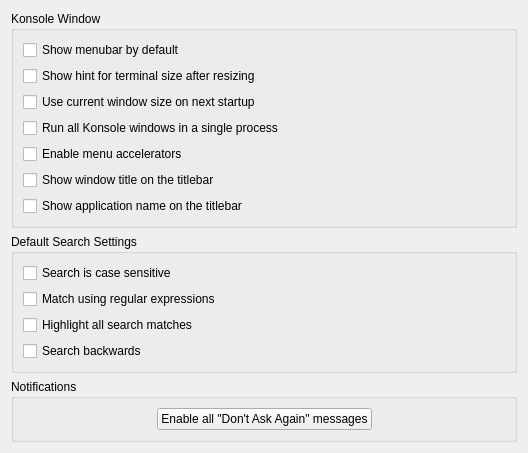
The window that src/settings/GeneralSettings.ui (centic9/konsole-ppa) describes before a commit, drawn with Qt 5.
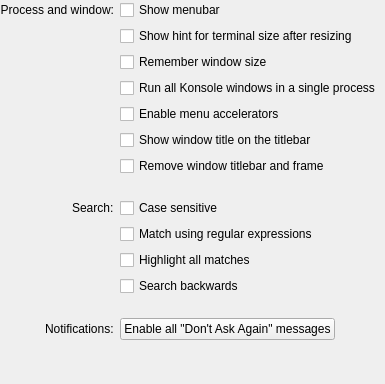
The same window after the commit.

What changed in the file:
```diff
--- a/src/settings/GeneralSettings.ui
+++ b/src/settings/GeneralSettings.ui
@@ -6,8 +6,8 @@
    <rect>
     <x>0</x>
     <y>0</y>
-    <width>528</width>
-    <height>448</height>
+    <width>385</width>
+    <height>384</height>
    </rect>
   </property>
   <property name="sizePolicy">
@@ -16,19 +16,85 @@
     <verstretch>0</verstretch>
    </sizepolicy>
   </property>
-  <layout class="QVBoxLayout" name="verticalLayout_2">
-   <item>
     <layout class="QVBoxLayout" name="verticalLayout">
-     <property name="sizeConstraint">
-      <enum>QLayout::SetNoConstraint</enum>
+   <property name="spacing">
+    <number>0</number>
+   </property>
+   <property name="leftMargin">
+    <number>0</number>
+   </property>
+   <property name="topMargin">
+    <number>0</number>
+   </property>
+   <property name="rightMargin">
+    <number>0</number>
+   </property>
+   <property name="bottomMargin">
+    <number>0</number>
      </property>
      <item>
-      <widget class="QGroupBox" name="groupBox_1">
-       <property name="title">
-        <string>Konsole Window</string>
-       </property>
-       <layout class="QGridLayout" name="gridLayout">
-        <item row="0" column="0">
+    <layout class="QGridLayout">
+     <property name="leftMargin">
+      <number>0</number>
+     </property>
+     <property name="topMargin">
+      <number>0</number>
+     </property>
+     <property name="rightMargin">
+      <number>0</number>
+     </property>
+     <property name="bottomMargin">
+      <number>0</number>
+     </property>
+     <property name="spacing">
+      <number>6</number>
+     </property>
+     <item row="11" column="1">
+      <widget class="QCheckBox" name="kcfg_SearchReverseSearch">
+       <property name="sizePolicy">
+        <sizepolicy hsizetype="Preferred" vsizetype="Fixed">
+         <horstretch>0</horstretch>
+         <verstretch>0</verstretch>
+        </sizepolicy>
+       </property>
+       <property name="toolTip">
+        <string>Sets whether search should start from the bottom</string>
+       </property>
+       <property name="text">
+        <string>Search backwards</string>
+       </property>
+      </widget>
+     </item>
+     <item row="4" column="1">
+      <widget class="QCheckBox" name="kcfg_AllowMenuAccelerators">
+       <property name="sizePolicy">
+        <sizepolicy hsizetype="Preferred" vsizetype="Fixed">
+         <horstretch>0</horstretch>
+         <verstretch>0</verstretch>
+        </sizepolicy>
+       </property>
+       <property name="text">
+        <string>Enable menu accelerators</string>
+       </property>
+      </widget>
+     </item>
+     <item row="8" column="1">
+      <widget class="QCheckBox" name="kcfg_SearchCaseSensitive">
+       <property name="sizePolicy">
+        <sizepolicy hsizetype="Preferred" vsizetype="Fixed">
+         <horstretch>0</horstretch>
+         <verstretch>0</verstretch>
+        </sizepolicy>
+       </property>
+       <property name="toolTip">
+        <string>Sets whether the search is case sensitive</string>
+       </property>
+       <property name="text">
+        <string>Case sensitive</string>
+       </property>
+      </widget>
+     </item>
+     <item row="0" column="1">
          <widget class="QCheckBox" name="kcfg_ShowMenuBarByDefault">
           <property name="sizePolicy">
            <sizepolicy hsizetype="Preferred" vsizetype="Fixed">
@@ -37,24 +103,11 @@
            </sizepolicy>
           </property>
           <property name="text">
-           <string>Show menubar by default</string>
+        <string>Show menubar</string>
           </property>
          </widget>
         </item>
-        <item row="1" column="0">
-         <widget class="QCheckBox" name="kcfg_ShowTerminalSizeHint">
-          <property name="sizePolicy">
-           <sizepolicy hsizetype="Preferred" vsizetype="Fixed">
-            <horstretch>0</horstretch>
-            <verstretch>0</verstretch>
-           </sizepolicy>
-          </property>
-          <property name="text">
-           <string>Show hint for terminal size after resizing</string>
-          </property>
-         </widget>
-        </item>
-        <item row="2" column="0">
+     <item row="2" column="1">
          <widget class="QCheckBox" name="kcfg_SaveGeometryOnExit">
           <property name="sizePolicy">
            <sizepolicy hsizetype="Preferred" vsizetype="Fixed">
@@ -66,11 +119,24 @@
            <string>If enabled, profile settings will be ignored</string>
           </property>
           <property name="text">
-           <string>Use current window size on next startup</string>
+        <string>Remember window size</string>
           </property>
          </widget>
         </item>
-        <item row="3" column="0">
+     <item row="5" column="1">
+      <widget class="QCheckBox" name="kcfg_ShowWindowTitleOnTitleBar">
+       <property name="sizePolicy">
+        <sizepolicy hsizetype="Preferred" vsizetype="Fixed">
+         <horstretch>0</horstretch>
+         <verstretch>0</verstretch>
+        </sizepolicy>
+       </property>
+       <property name="text">
+        <string>Show window title on the titlebar</string>
+       </property>
+      </widget>
+     </item>
+     <item row="3" column="1">
          <widget class="QCheckBox" name="kcfg_UseSingleInstance">
           <property name="sizePolicy">
            <sizepolicy hsizetype="Preferred" vsizetype="Fixed">
@@ -86,91 +152,14 @@
           </property>
          </widget>
         </item>
-        <item row="4" column="0">
-         <widget class="QCheckBox" name="kcfg_AllowMenuAccelerators">
-          <property name="sizePolicy">
-           <sizepolicy hsizetype="Preferred" vsizetype="Fixed">
-            <horstretch>0</horstretch>
-            <verstretch>0</verstretch>
-           </sizepolicy>
-          </property>
+     <item row="6" column="1">
+      <widget class="QCheckBox" name="kcfg_RemoveWindowTitleBarAndFrame">
           <property name="text">
-           <string>Enable menu accelerators</string>
+        <string>Remove window titlebar and frame</string>
           </property>
          </widget>
         </item>
-        <item row="5" column="0">
-         <widget class="QCheckBox" name="kcfg_ShowWindowTitleOnTitleBar">
-          <property name="sizePolicy">
-           <sizepolicy hsizetype="Preferred" vsizetype="Fixed">
-            <horstretch>0</horstretch>
-            <verstretch>0</verstretch>
-           </sizepolicy>
-          </property>
-          <property name="text">
-           <string>Show window title on the titlebar</string>
-          </property>
-         </widget>
-        </item>
-        <item row="6" column="0">
-         <widget class="QCheckBox" name="kcfg_ShowAppNameOnTitleBar">
-          <property name="sizePolicy">
-           <sizepolicy hsizetype="Preferred" vsizetype="Fixed">
-            <horstretch>0</horstretch>
-            <verstretch>0</verstretch>
-           </sizepolicy>
-          </property>
-          <property name="text">
-           <string>Show application name on the titlebar</string>
-          </property>
-         </widget>
-        </item>
-       </layout>
-      </widget>
-     </item>
-    </layout>
-   </item>
-   <item>
-    <layout class="QVBoxLayout" name="verticalLayout_3">
-     <property name="sizeConstraint">
-      <enum>QLayout::SetNoConstraint</enum>
-     </property>
-     <item>
-      <widget class="QGroupBox" name="groupBox_2">
-       <property name="title">
-        <string>Default Search Settings</string>
-       </property>
-       <layout class="QGridLayout" name="gridLayout_3">
-        <item row="0" column="0">
-         <widget class="QCheckBox" name="kcfg_SearchCaseSensitive">
-          <property name="sizePolicy">
-           <sizepolicy hsizetype="Preferred" vsizetype="Fixed">
-            <horstretch>0</horstretch>
-            <verstretch>0</verstretch>
-           </sizepolicy>
-          </property>
-          <property name="text">
-           <string>Search is case sensitive</string>
-          </property>
-          <property name="toolTip">
-              <string>Sets whether the search is case sensitive</string>
-          </property>
-         </widget>
-        </item>
-        <item row="1" column="0">
-         <widget class="QCheckBox" name="kcfg_SearchRegExpression">
-          <property name="sizePolicy">
-           <sizepolicy hsizetype="Preferred" vsizetype="Fixed">
-            <horstretch>0</horstretch>
-            <verstretch>0</verstretch>
-           </sizepolicy>
-          </property>
-          <property name="text">
-           <string>Match using regular expressions</string>
-          </property>
-         </widget>
-        </item>
-        <item row="2" column="0">
+     <item row="10" column="1">
          <widget class="QCheckBox" name="kcfg_SearchHighlightMatches">
           <property name="sizePolicy">
            <sizepolicy hsizetype="Preferred" vsizetype="Fixed">
@@ -179,12 +168,12 @@
            </sizepolicy>
           </property>
           <property name="text">
-           <string>Highlight all search matches</string>
+        <string>Highlight all matches</string>
           </property>
          </widget>
         </item>
-        <item row="3" column="0">
-         <widget class="QCheckBox" name="kcfg_SearchReverseSearch">
+     <item row="1" column="1">
+      <widget class="QCheckBox" name="kcfg_ShowTerminalSizeHint">
           <property name="sizePolicy">
            <sizepolicy hsizetype="Preferred" vsizetype="Fixed">
             <horstretch>0</horstretch>
@@ -192,44 +181,46 @@
            </sizepolicy>
           </property>
           <property name="text">
-           <string>Search backwards</string>
-          </property>
-          <property name="toolTip">
-           <string>Sets whether search should start from the bottom</string>
-          </property>
-         </widget>
-        </item>
-       </layout>
+        <string>Show hint for terminal size after resizing</string>
+       </property>
+      </widget>
+     </item>
+     <item row="13" column="0" alignment="Qt::AlignRight">
+      <widget class="QLabel" name="label_3">
+       <property name="text">
+        <string>Notifications:</string>
+       </property>
       </widget>
      </item>
-    </layout>
-   </item>
-   <item>
-    <widget class="QGroupBox" name="groupBox_3">
-     <property name="sizePolicy">
-      <sizepolicy hsizetype="Preferred" vsizetype="Preferred">
-       <horstretch>0</horstretch>
-       <verstretch>0</verstretch>
-      </sizepolicy>
-     </property>
-     <property name="title">
-      <string>Notifications</string>
-     </property>
-     <layout class="QGridLayout" name="gridLayout_2">
-      <item row="0" column="0">
-       <spacer name="horizontalSpacer">
+     <item row="8" column="0" alignment="Qt::AlignRight">
+      <widget class="QLabel" name="label_2">
+       <property name="text">
+        <string comment="@item:intext Search options">Search:</string>
+       </property>
+      </widget>
+     </item>
+     <item row="7" column="1">
+      <spacer>
         <property name="orientation">
-         <enum>Qt::Horizontal</enum>
+        <enum>Qt::Vertical</enum>
+       </property>
+       <property name="sizeType">
+        <enum>QSizePolicy::Fixed</enum>
         </property>
         <property name="sizeHint" stdset="0">
          <size>
-          <width>117</width>
-          <height>20</height>
+         <width>20</width>
+         <height>16</height>
          </size>
         </property>
        </spacer>
       </item>
-      <item row="0" column="1">
+     <item row="13" column="1">
+      <layout class="QHBoxLayout" stretch="0,1">
+       <property name="spacing">
+        <number>0</number>
+       </property>
+       <item>
        <widget class="QPushButton" name="enableAllMessagesButton">
         <property name="sizePolicy">
          <sizepolicy hsizetype="Preferred" vsizetype="Fixed">
@@ -245,31 +236,71 @@
         </property>
        </widget>
       </item>
-      <item row="0" column="2">
-       <spacer name="horizontalSpacer_2">
+       <item>
+        <spacer>
         <property name="orientation">
          <enum>Qt::Horizontal</enum>
         </property>
         <property name="sizeHint" stdset="0">
          <size>
-          <width>116</width>
+           <width>40</width>
           <height>20</height>
          </size>
         </property>
        </spacer>
       </item>
      </layout>
-    </widget>
+     </item>
+     <item row="0" column="0" alignment="Qt::AlignRight">
+      <widget class="QLabel" name="label">
+       <property name="text">
+        <string>Process and window:</string>
+       </property>
+       <property name="alignment">
+        <set>Qt::AlignRight|Qt::AlignTrailing|Qt::AlignVCenter</set>
+       </property>
+      </widget>
+     </item>
+     <item row="9" column="1">
+      <widget class="QCheckBox" name="kcfg_SearchRegExpression">
+       <property name="sizePolicy">
+        <sizepolicy hsizetype="Preferred" vsizetype="Fixed">
+         <horstretch>0</horstretch>
+         <verstretch>0</verstretch>
+        </sizepolicy>
+       </property>
+       <property name="text">
+        <string>Match using regular expressions</string>
+       </property>
+      </widget>
+     </item>
+     <item row="12" column="1">
+      <spacer>
+       <property name="orientation">
+        <enum>Qt::Vertical</enum>
+       </property>
+       <property name="sizeType">
+        <enum>QSizePolicy::Fixed</enum>
+       </property>
+       <property name="sizeHint" stdset="0">
+        <size>
+         <width>20</width>
+         <height>16</height>
+        </size>
+       </property>
+      </spacer>
+     </item>
+    </layout>
    </item>
    <item>
-    <spacer name="verticalSpacer">
+    <spacer>
      <property name="orientation">
       <enum>Qt::Vertical</enum>
      </property>
      <property name="sizeHint" stdset="0">
       <size>
        <width>20</width>
-       <height>60</height>
+       <height>40</height>
       </size>
      </property>
     </spacer>
```
Lines whose indentation alone changed are shown as unchanged.
